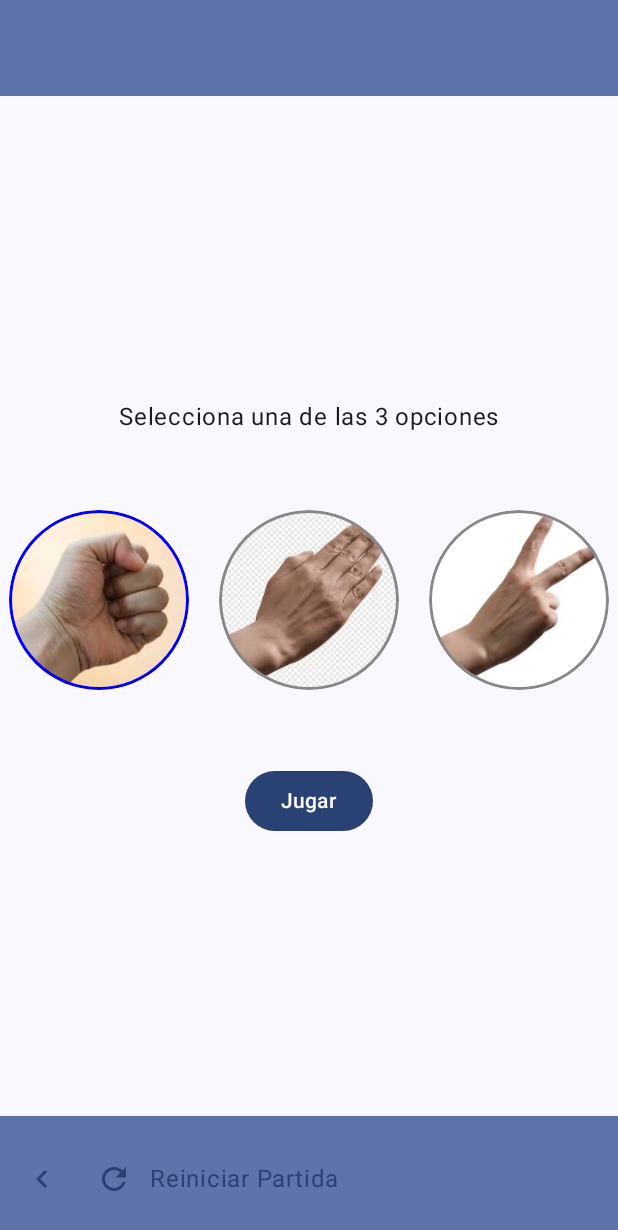
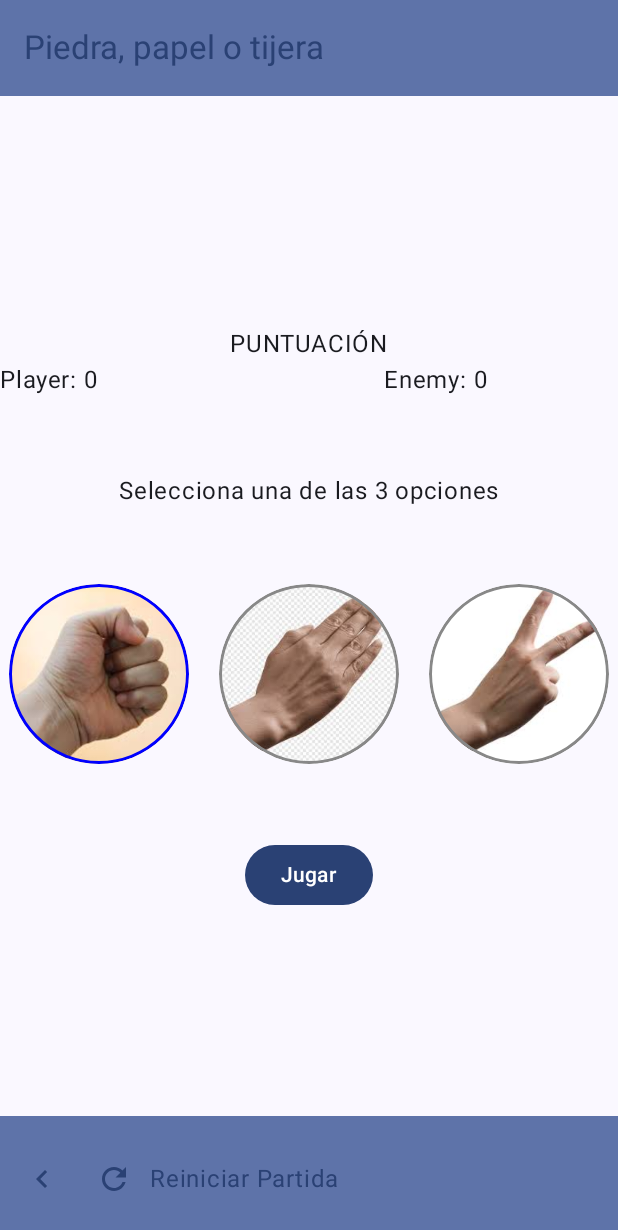
Before and after one commit to TerrenJuan/JuegosDeManos, an Android app built with Jetpack Compose: the screen it shows after launch (MainActivity), on a phone screen of 412 x 824 dp. Shown: the top 1230 px of the screen. Run offline under Robolectric (Android 15) with nearby library versions, the phone set to English and light mode, and no system bars.

Commit message:
commit con el juego de piedra papel terminado, y parte del pares nones, queda terminar de maquetar

```diff
--- a/app/src/main/java/com/iessanalberto/dam2/juegosdemanos/navigation/AppNavigation.kt
+++ b/app/src/main/java/com/iessanalberto/dam2/juegosdemanos/navigation/AppNavigation.kt
@@ -5,15 +5,17 @@ import androidx.navigation.compose.NavHost
 import androidx.navigation.compose.composable
 import androidx.navigation.compose.rememberNavController
 import com.iessanalberto.dam2.juegosdemanos.screens.MainScreen
+import com.iessanalberto.dam2.juegosdemanos.screens.ParesNonesScreen
+import com.iessanalberto.dam2.juegosdemanos.screens.PiedraPapelTijeraScreen
 
 @Composable
 fun AppNavigation(){
     val navController = rememberNavController()
-    NavHost(navController = navController, startDestination = AppScreens.MainScreen.route)
+    NavHost(navController = navController, startDestination = AppScreens.PiedraPapelTijeraScreen.route)
     {
         composable (route = AppScreens.MainScreen.route){ MainScreen(navController) }
-        composable (route = AppScreens.ParesNonesScreen.route){ }
-        composable (route = AppScreens.PiedraPapelTijeraScreen.route){ }
+        composable (route = AppScreens.ParesNonesScreen.route){ ParesNonesScreen(navController) }
+        composable (route = AppScreens.PiedraPapelTijeraScreen.route){ PiedraPapelTijeraScreen(navController)}
     }
 
 
--- a/app/src/main/java/com/iessanalberto/dam2/juegosdemanos/screens/MainScreen.kt
+++ b/app/src/main/java/com/iessanalberto/dam2/juegosdemanos/screens/MainScreen.kt
@@ -1,3 +1,4 @@
+
 package com.iessanalberto.dam2.juegosdemanos.screens
 
 import androidx.compose.foundation.layout.fillMaxSize
@@ -26,7 +27,7 @@ fun MainScreen(navController: NavController) {
     Scaffold(
         topBar = {
             TopAppBar(
-                title = {/*name?.let {Text(text =it)}*/},
+                title = { Text(text = "Juegos de Manos") },
                 colors = TopAppBarDefaults.topAppBarColors(
                     containerColor = MaterialTheme.colorScheme.primaryContainer,
                     titleContentColor = MaterialTheme.colorScheme.primary
@@ -67,3 +68,8 @@ fun MainScreen(navController: NavController) {
 
 
 }
+
+fun BodyContent(modifier: Modifier){
+
+
+}
--- a/app/src/main/java/com/iessanalberto/dam2/juegosdemanos/screens/ParesNonesScreen.kt
+++ b/app/src/main/java/com/iessanalberto/dam2/juegosdemanos/screens/ParesNonesScreen.kt
@@ -1 +1,30 @@
 package com.iessanalberto.dam2.juegosdemanos.screens
+
+import androidx.compose.runtime.Composable
+import androidx.navigation.NavController
+import com.iessanalberto.dam2.juegosdemanos.models.Player
+import kotlin.random.Random
+
+
+@Composable
+fun ParesNonesScreen(navController: NavController){
+
+}
+
+
+fun jugarParesNones(opcionJugador:Int): String{
+
+    var opcionMaquina = Random.nextInt(0,2)
+
+    if(opcionJugador-opcionMaquina==1){
+        player.puntuacion++
+        resultado = "Has ganado"
+    }else if(opcionJugador-opcionMaquina==-1){
+        enemy.puntuacion++
+        resultado = "Ha ganado la máquina"
+    }
+    resultado = "Empate"
+
+
+    return resultado
+}
--- a/app/src/main/java/com/iessanalberto/dam2/juegosdemanos/screens/PiedraPapelTijeraScreen.kt
+++ b/app/src/main/java/com/iessanalberto/dam2/juegosdemanos/screens/PiedraPapelTijeraScreen.kt
@@ -1,5 +1,6 @@
 package com.iessanalberto.dam2.juegosdemanos.screens
 
+import android.widget.Toast
 import androidx.compose.foundation.Image
 import androidx.compose.foundation.border
 import androidx.compose.foundation.clickable
@@ -9,11 +10,24 @@ import androidx.compose.foundation.layout.Row
 import androidx.compose.foundation.layout.Spacer
 import androidx.compose.foundation.layout.fillMaxSize
 import androidx.compose.foundation.layout.height
+import androidx.compose.foundation.layout.padding
 import androidx.compose.foundation.layout.size
 import androidx.compose.foundation.layout.width
 import androidx.compose.foundation.shape.CircleShape
+import androidx.compose.material.icons.Icons
+import androidx.compose.material.icons.automirrored.filled.KeyboardArrowLeft
+import androidx.compose.material.icons.filled.Refresh
+import androidx.compose.material3.BottomAppBar
 import androidx.compose.material3.Button
+import androidx.compose.material3.ExperimentalMaterial3Api
+import androidx.compose.material3.Icon
+import androidx.compose.material3.IconButton
+import androidx.compose.material3.MaterialTheme
+import androidx.compose.material3.OutlinedTextField
+import androidx.compose.material3.Scaffold
 import androidx.compose.material3.Text
+import androidx.compose.material3.TopAppBar
+import androidx.compose.material3.TopAppBarDefaults
 import androidx.compose.runtime.Composable
 import androidx.compose.runtime.getValue
 import androidx.compose.runtime.mutableStateOf
@@ -24,10 +38,13 @@ import androidx.compose.ui.Modifier
 import androidx.compose.ui.draw.clip
 import androidx.compose.ui.graphics.Color
 import androidx.compose.ui.layout.ContentScale
+import androidx.compose.ui.platform.LocalContext
 import androidx.compose.ui.res.painterResource
 import androidx.compose.ui.unit.dp
+import androidx.navigation.NavController
 import com.iessanalberto.dam2.juegosdemanos.R
 import com.iessanalberto.dam2.juegosdemanos.models.Player
+import com.iessanalberto.dam2.juegosdemanos.navigation.AppScreens
 import kotlin.random.Random
 
 val player: Player = Player(
@@ -38,16 +55,85 @@ val enemy: Player = Player(
 )
 var resultado  : String = ""
 
+@OptIn(ExperimentalMaterial3Api::class)
 @Composable
-fun BodyContent( modifier: Modifier) {
+fun PiedraPapelTijeraScreen(navController: NavController) {
+
+    Scaffold(
+        topBar = {
+            TopAppBar(
+                title = { Text(text = "Piedra, papel o tijera") },
+                colors = TopAppBarDefaults.topAppBarColors(
+                    containerColor = MaterialTheme.colorScheme.primaryContainer,
+                    titleContentColor = MaterialTheme.colorScheme.primary
+
+                )
+            )
+
+        },
+
+        bottomBar = {
+            BottomAppBar(
+                containerColor = MaterialTheme.colorScheme.primaryContainer,
+                contentColor = MaterialTheme.colorScheme.primary,
+                actions = {
+                    IconButton(onClick = {}) {
+                        Icon(
+                            imageVector = Icons.AutoMirrored.Filled.KeyboardArrowLeft,
+                            contentDescription = "Atrás"
+                        )
+                    }
+                    IconButton(onClick = {
+                        player.puntuacion = 0
+                        enemy.puntuacion = 0
+                    }) {
+                        Icon(Icons.Filled.Refresh, contentDescription = "Reiniciar")
+                    }
+                    Text(text = "Reiniciar Partida")
+                }
+
+            )
+        },
+        modifier = Modifier.fillMaxSize()
+
+
+
+    ){
+            paddingValues -> BodyContentPiedraPapelTijera(modifier = Modifier.padding(paddingValues))
+    }
+
+
+
+
+}
+@Composable
+fun BodyContentPiedraPapelTijera( modifier: Modifier) {
     var isSelected by rememberSaveable { mutableStateOf(false)}
     var opcionJugador by rememberSaveable { mutableStateOf(0) }
-
+    val context = LocalContext.current
 
     Column (modifier = Modifier.fillMaxSize(),
         horizontalAlignment = Alignment.CenterHorizontally,
         verticalArrangement = Arrangement.Center
     ){
+        Row {
+        Text(text = "PUNTUACIÓN")
+        }
+        Row{
+            Text(text="Player: ")
+            Text(
+                text = player.puntuacion.toString(),
+                modifier = Modifier.width(200.dp),
+
+            )
+            Text(text="Enemy: ")
+            Text(
+                text = enemy.puntuacion.toString(),
+                modifier = Modifier.width(200.dp),
+
+                )
+        }
+        Spacer(modifier = Modifier.height(50.dp))
         Row {
             Text(text = "Selecciona una de las 3 opciones")
         }
@@ -101,8 +187,8 @@ fun BodyContent( modifier: Modifier) {
         }
         Spacer(modifier = Modifier.height(50.dp))
         Button(onClick = {
-            jugarPartida(opcionJugador)
-            System.out.println(player.puntuacion.toString() + enemy.puntuacion.toString())
+
+            Toast.makeText(context, jugarPartida(opcionJugador), Toast.LENGTH_SHORT).show()
         }
         ){
             Text(text = "Jugar")
```
